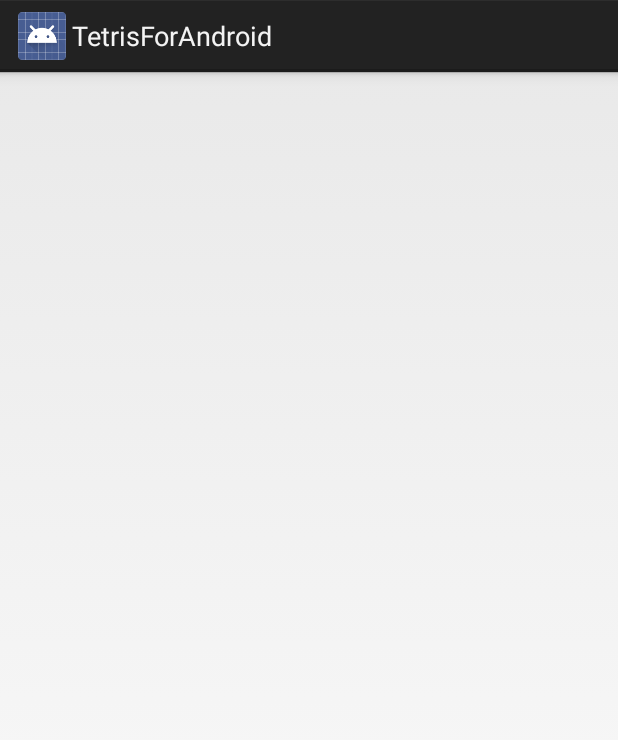
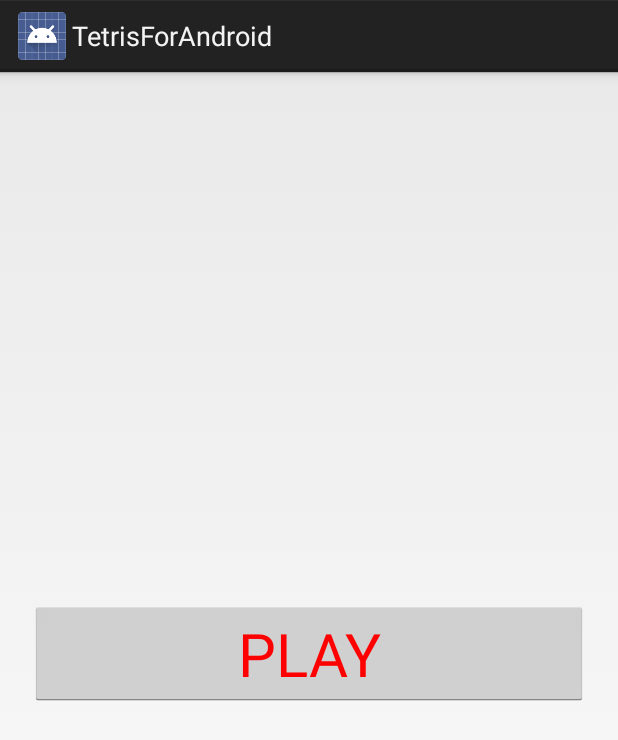
Before and after one commit to stepan14511/TetrisForAndroid, an Android app: the screen it shows after launch (MenuActivity), on a phone screen of 412 x 824 dp. Shown: the top 740 px of the screen. Run offline under Robolectric (Android 15) with nearby library versions, the phone set to English and light mode, and no system bars.

Commit message:
Added simple menu with button to go to play layout.

```diff
--- a/app/src/main/res/layout/activity_menu.xml
+++ b/app/src/main/res/layout/activity_menu.xml
@@ -6,4 +6,12 @@
     tools:context=".MenuActivity"
     android:padding="20dp">
 
+    <Button
+        android:layout_width="match_parent"
+        android:layout_height="wrap_content"
+        android:layout_centerVertical="true"
+        android:text="PLAY"
+        android:textColor="#FF0000"
+        android:textSize="40sp"/>
+
 </RelativeLayout>
```
